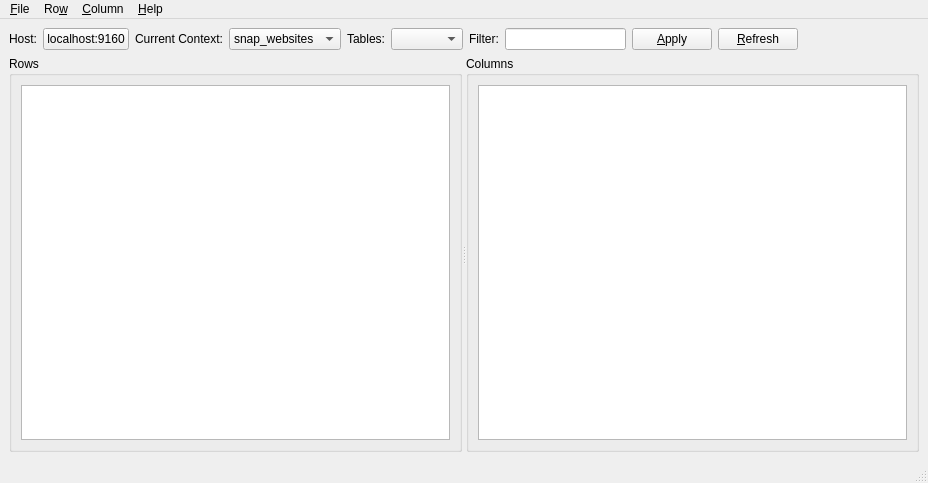
The window that cassview/src/MainWindow.ui (m2osw/snapcpp) describes before a commit, drawn with Qt 5.
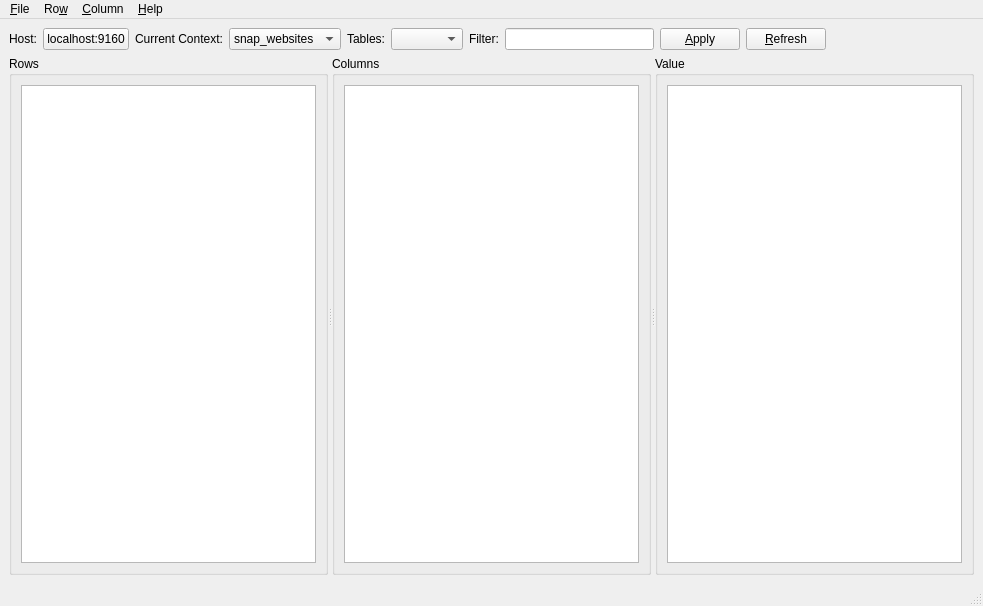
The same window after the commit. Icons and pictures are not drawn.

Patch:
```diff
--- a/cassview/src/MainWindow.ui
+++ b/cassview/src/MainWindow.ui
@@ -6,8 +6,8 @@
    <rect>
     <x>0</x>
     <y>0</y>
-    <width>928</width>
-    <height>483</height>
+    <width>983</width>
+    <height>606</height>
    </rect>
   </property>
   <property name="windowTitle">
@@ -18,7 +18,7 @@
     <normaloff>:/icons/icon</normaloff>:/icons/icon</iconset>
   </property>
   <widget class="QWidget" name="centralwidget">
-   <layout class="QVBoxLayout" name="verticalLayout_2" stretch="0,1">
+   <layout class="QVBoxLayout" name="verticalLayout_3" stretch="0,1">
     <item>
      <layout class="QHBoxLayout" name="horizontalLayout_4">
       <item>
@@ -123,7 +123,7 @@
      </layout>
     </item>
     <item>
-     <widget class="QSplitter" name="f_mainSplitter">
+     <widget class="QSplitter" name="splitter">
       <property name="orientation">
        <enum>Qt::Horizontal</enum>
       </property>
@@ -143,23 +143,27 @@
        </property>
        <layout class="QVBoxLayout" name="verticalLayout">
         <item>
-         <widget class="QTableView" name="f_cells">
+         <widget class="QListView" name="f_cellsView">
           <property name="selectionMode">
            <enum>QAbstractItemView::ContiguousSelection</enum>
           </property>
           <property name="selectionBehavior">
            <enum>QAbstractItemView::SelectRows</enum>
           </property>
-          <attribute name="horizontalHeaderDefaultSectionSize">
-           <number>200</number>
-          </attribute>
-          <attribute name="verticalHeaderVisible">
-           <bool>false</bool>
-          </attribute>
          </widget>
         </item>
        </layout>
       </widget>
+      <widget class="QGroupBox" name="groupBox_4">
+       <property name="title">
+        <string>Value</string>
+       </property>
+       <layout class="QVBoxLayout" name="verticalLayout_2">
+        <item>
+         <widget class="QTextEdit" name="f_valueEdit"/>
+        </item>
+       </layout>
+      </widget>
      </widget>
     </item>
    </layout>
@@ -169,7 +173,7 @@
     <rect>
      <x>0</x>
      <y>0</y>
-     <width>928</width>
+     <width>983</width>
      <height>25</height>
     </rect>
    </property>
```
Left out of the diff: 2 changed lines with no effect on the pictures.
